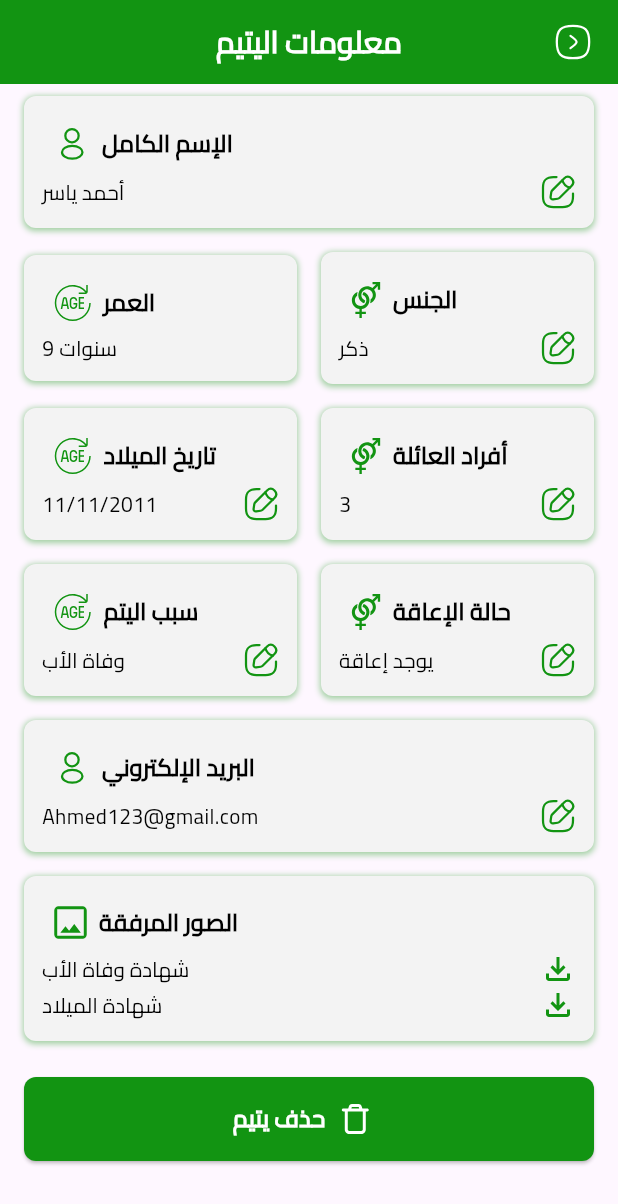
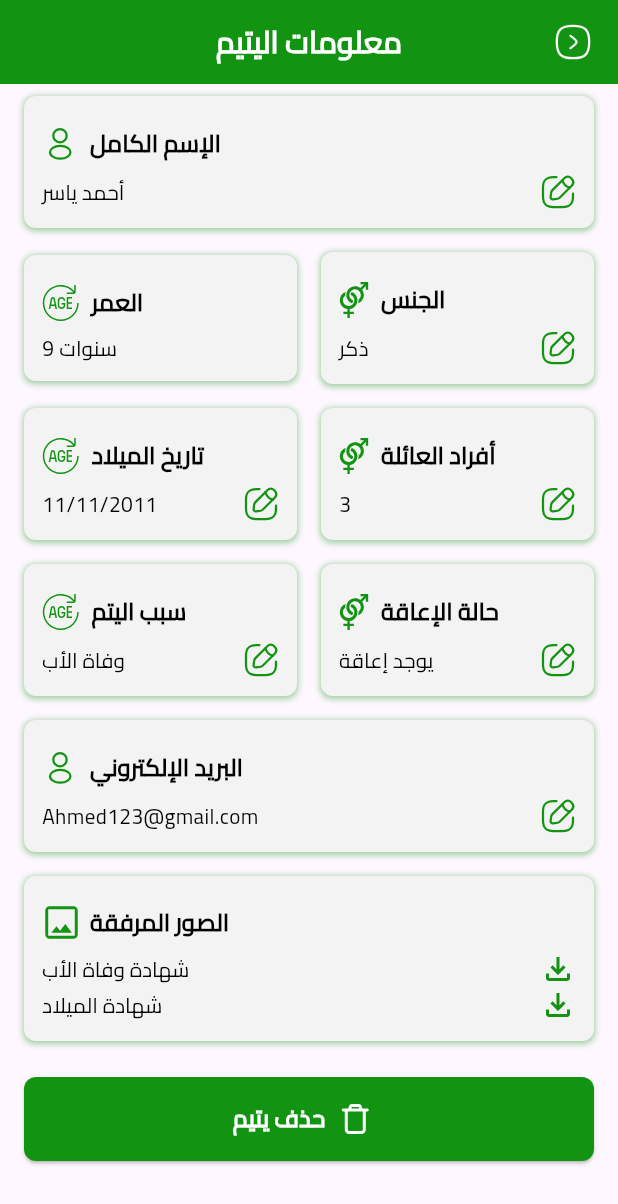
Before and after one commit to MohammedLaham/donationproject, a Flutter app: the screen it shows after launch, after a tap on "أحمد ياسر", on a phone screen of 412 x 824 dp. Shown: the top 1204 px of the screen. Run offline on Flutter 3.47's test engine with Material 3 defaults, Android fonts, the light colour scheme and no system bars; our stand-ins replace dotted_border, flutter_otp_text_field, flutter_svg, get, image_picker.

Commit message:
Add Orphan Screen done ✅  Admin Donor Screen done ✅  Add Donor Screen done ✅  Donor Details Screen done ✅  Admin Donor Screen done ✅  Add Donor Screen done ✅  Orphans Requests Screen done ✅  Enhanced Custom Widgets ✅

```diff
--- a/lib/view/screens/admin/admin_main_screen.dart
+++ b/lib/view/screens/admin/admin_main_screen.dart
@@ -1,6 +1,8 @@
 import 'package:donationproject/view/screens/admin/widgets/admin_drawer.dart';
 import 'package:donationproject/view/screens/admin/widgets/custom_container.dart';
+import 'package:donationproject/view/screens/admin/widgets/donation_card.dart';
 import 'package:donationproject/view/screens/admin/widgets/orphans_request_card.dart';
+import 'package:donationproject/view/screens/admin/widgets/section_header.dart';
 import 'package:flutter/material.dart';
 
 import '../../../core/color/constant.dart';
@@ -35,17 +37,18 @@ class _AdminMainScreenState extends State<AdminMainScreen> with ImageHelper {
             const SizedBox(height: 20),
 
             //  طلبات الأيتام
-            _buildSectionHeader('طلبات الأيتام', 'request'),
+            SectionHeader(title:'طلبات الأيتام',icon: 'request'),
             OrphansRequestCard(name: 'أحمد ياسر',age: '9 سنوات',hasDisability:  false),
             OrphansRequestCard(name: 'أحمد ياسر',age: '9 سنوات',hasDisability:  true),
             OrphansRequestCard(name: 'أحمد ياسر',age: '9 سنوات',hasDisability:  true),
             const SizedBox(height: 20),
 
             //  التبرعات
-            _buildSectionHeader('التبرعات', 'request'),
-            _buildDonationCard('متبرع 19', '100 شيكل', 'أحمد ياسر'),
-            _buildDonationCard('متبرع 19', '100 شيكل', 'أحمد ياسر'),
-            _buildDonationCard('متبرع 19', '100 شيكل', 'أحمد ياسر'),
+            SectionHeader(title:'التبرعات', icon:'request'),
+            DonationCard(donor:'متبرع 19',orphan: 'أحمد ياسر' ,amount: '100 شيكل',),
+            DonationCard(donor:'متبرع 19',orphan: 'أحمد ياسر' ,amount: '100 شيكل',),
+            DonationCard(donor:'متبرع 19',orphan: 'أحمد ياسر' ,amount: '100 شيكل',),
+
           ],
         ),
       ),
@@ -82,29 +85,6 @@ class _AdminMainScreenState extends State<AdminMainScreen> with ImageHelper {
     );
   }
 
-  Widget _buildSectionHeader(String title, String icon) {
-    return Padding(
-      padding: const EdgeInsets.symmetric(vertical: 8.0),
-      child: Row(
-        mainAxisAlignment: MainAxisAlignment.spaceBetween,
-        children: [
-          Row(
-            children: [
-              AppSvgImage(icon, color: primaryColor, height: 24, width: 24),
-              const SizedBox(width: 6),
-              Text(
-                title,
-                style: TextStyles.font16GreenBold,
-              ),
-            ],
-          ),
-          Spacer(),
-          Text('عرض الكل', style: TextStyles.font12GreyRegular),
-          Icon(Icons.arrow_forward_ios, size: 16, color: lightGreyColor),
-        ],
-      ),
-    );
-  }
 
 
 
--- a/lib/view/screens/admin/orphan_details_screen.dart
+++ b/lib/view/screens/admin/orphans/orphan_details_screen.dart
@@ -4,7 +4,7 @@ import 'package:donationproject/view/screens/admin/widgets/custom_appBar.dart';
 import 'package:donationproject/view/screens/admin/widgets/custom_container.dart';
 import 'package:flutter/material.dart';
 
-import '../../../core/style_helper.dart';
+import '../../../../core/style_helper.dart';
 
 class OrphanDetailsScreen extends StatelessWidget with ImageHelper {
   const OrphanDetailsScreen({super.key});
@@ -65,7 +65,7 @@ class OrphanDetailsScreen extends StatelessWidget with ImageHelper {
                   Row(
                     children: [
                       Padding(
-                        padding: const EdgeInsets.all(8.0),
+                        padding: const EdgeInsetsGeometry.directional(start: 2.0,end: 8,top: 8,bottom: 8),
                         child: AppSvgImage('img'),
                       ),
                       Text('الصور المرفقة', style: TextStyles.font16BlackBold),
@@ -105,13 +105,12 @@ class OrphanDetailsScreen extends StatelessWidget with ImageHelper {
                         Row(
                           children: [
                             Padding(
-                              padding: const EdgeInsets.all(8.0),
+                              padding: const EdgeInsetsGeometry.directional(end: 8,top: 8,bottom: 8),
                               child: AppSvgImage(leading),
                             ),
                             Text(title, style: TextStyles.font16BlackBold),
                           ],
                         ),
-
                         Row(
                           children: [
                             Text(subTitle, style: TextStyles.font14BlackMedium),
--- /dev/null
+++ b/lib/view/screens/admin/widgets/donation_card.dart
@@ -0,0 +1,69 @@
+import 'package:donationproject/core/image_helper.dart';
+import 'package:donationproject/view/screens/admin/donors/donor_details_screen.dart';
+import 'package:flutter/material.dart';
+import 'package:get/get.dart';
+
+import '../../../../core/routers/nav_helper.dart';
+import '../../../../core/style_helper.dart';
+import 'custom_container.dart';
+
+class DonationCard extends StatelessWidget with ImageHelper{
+  final String? donor;
+  final String orphan;
+  final String amount;
+  final String? date;
+  const DonationCard({Key? key,  this.donor, required this.orphan, required this.amount,  this.date }) : super(key: key);
+
+  @override
+  Widget build(BuildContext context) {
+    return CustomContainer(
+        child:
+        InkWell(
+          onTap: () {
+            NavHelper().go(context, DonorDetailsScreen(),replace: true);
+
+          },
+          child: Row(
+              children:[
+                Image.asset('assets/images/person.png',height: 55, width: 55, fit: BoxFit.cover),
+                SizedBox(width:8),
+                Expanded(
+                  child: Column(
+                    crossAxisAlignment: CrossAxisAlignment.start,
+                    mainAxisAlignment: MainAxisAlignment.spaceBetween,
+                    children: [
+                      Text(date.isNull?donor??'':orphan, style: TextStyles.font16BlackBold),
+                      SizedBox(height:4),
+                      Row(
+                        children: [
+                          Row(
+                            children: [
+                              AppSvgImage('orphans'),
+                              SizedBox(width:4),
+                              Text(date??orphan,
+                                style: TextStyles.font14BlackMedium,
+                              ),
+                            ],
+                          ),
+                          Spacer(),
+                          Row(
+                            children: [
+                              AppSvgImage('amount'),
+                              SizedBox(width:4),
+                              Text(amount,
+                                style: TextStyles.font16BlackRegular,
+                              ),
+                            ],
+                          ),
+                        ],
+                      ),
+                    ],
+                  ),
+                ),
+
+              ]
+          ),
+        )
+    );
+  }
+}
--- a/lib/view/screens/admin/widgets/orphans_request_card.dart
+++ b/lib/view/screens/admin/widgets/orphans_request_card.dart
@@ -3,7 +3,7 @@ import 'package:flutter/material.dart';
 import '../../../../core/color/constant.dart';
 import '../../../../core/routers/nav_helper.dart';
 import '../../../../core/style_helper.dart';
-import '../orphan_details_screen.dart';
+import '../orphans/orphan_details_screen.dart';
 import 'custom_container.dart';
 
 class OrphansRequestCard extends StatelessWidget {
--- /dev/null
+++ b/lib/view/screens/admin/widgets/section_header.dart
@@ -0,0 +1,42 @@
+import 'package:donationproject/core/image_helper.dart';
+import 'package:flutter/material.dart';
+
+import '../../../../core/color/constant.dart';
+import '../../../../core/style_helper.dart';
+
+class SectionHeader extends StatelessWidget with ImageHelper{
+  final String title;
+  final String icon;
+  final bool seeAll;
+
+  const SectionHeader({Key? key, required this.title, required this.icon,  this.seeAll =  true}) : super(key: key);
+
+  @override
+  Widget build(BuildContext context) {
+    return  Padding(
+      padding: const EdgeInsets.symmetric(vertical: 8.0),
+      child: Row(
+        mainAxisAlignment: MainAxisAlignment.spaceBetween,
+        children: [
+          Row(
+            children: [
+              AppSvgImage(icon, color: primaryColor, height: 24, width: 24),
+              const SizedBox(width: 6),
+              Text(
+                title,
+                style: TextStyles.font16GreenBold,
+              ),
+            ],
+          ),
+          Spacer(),
+          seeAll?
+          Row(
+            children: [
+              Text('عرض الكل', style: TextStyles.font12GreyRegular),
+              Icon(Icons.arrow_forward_ios, size: 16, color: lightGreyColor),
+            ],
+          ):SizedBox.shrink(),  ],
+      ),
+    );
+  }
+}
```
Also changed, not shown: lib/view/screens/admin/admin_orphans_screen.dart (deleted, +0 -122 lines), lib/view/screens/admin/donors/add_donor_screen.dart (added, +50 -0 lines), lib/view/screens/admin/donors/admin_donors_screen.dart (added, +43 -0 lines), lib/view/screens/admin/donors/donor_details_screen.dart (added, +50 -0 lines), lib/view/screens/admin/orohans_requests/admin_orphans_requests_screen.dart (added, +98 -0 lines), lib/view/screens/admin/orphans/admin_orphans_screen.dart (added, +43 -0 lines), lib/view/screens/admin/widgets/admin_drawer.dart (+5 -3 lines), lib/view/screens/admin/widgets/custom_details_container.dart (added, +41 -0 lines), lib/view/screens/admin/widgets/custom_search_section.dart (added, +59 -0 lines), lib/view/screens/admin/orphans/add_orphan_screen.dart (renamed from lib/view/screens/admin/add_orphan_screen.dart).
